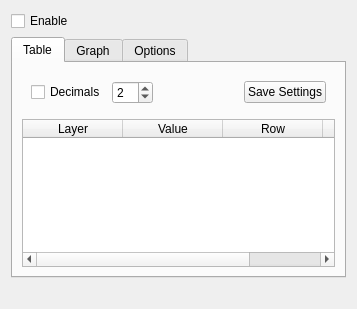
This is core/ui_valuewidgetbase.ui in jorgealmerio/valuetool as Qt 5 draws it before an edit. The edited form follows.
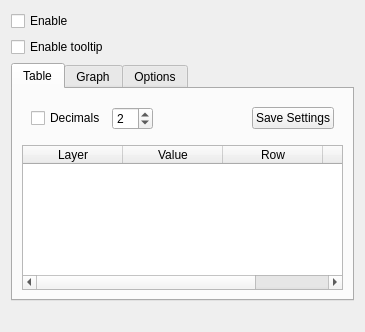
This is the edited form.

The edit to the form file:
```diff
--- a/core/ui_valuewidgetbase.ui
+++ b/core/ui_valuewidgetbase.ui
@@ -6,8 +6,8 @@
    <rect>
     <x>0</x>
     <y>0</y>
-    <width>357</width>
-    <height>309</height>
+    <width>365</width>
+    <height>319</height>
    </rect>
   </property>
   <property name="windowTitle">
@@ -24,6 +24,16 @@
      </property>
     </widget>
    </item>
+   <item>
+    <widget class="QCheckBox" name="cbxEnableToolTip">
+     <property name="text">
+      <string>Enable tooltip</string>
+     </property>
+     <property name="toolTipButton" stdset="0">
+      <string>Enable tooltip</string>
+     </property>
+    </widget>
+   </item>
    <item>
     <widget class="QTabWidget" name="tabWidget">
      <property name="tabPosition">
```
